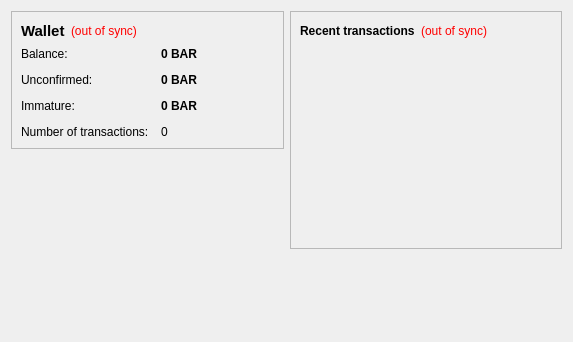
Before: the Qt Designer form src/qt/forms/overviewpage.ui in bertcoin/bertcoin, drawn with Qt 5.
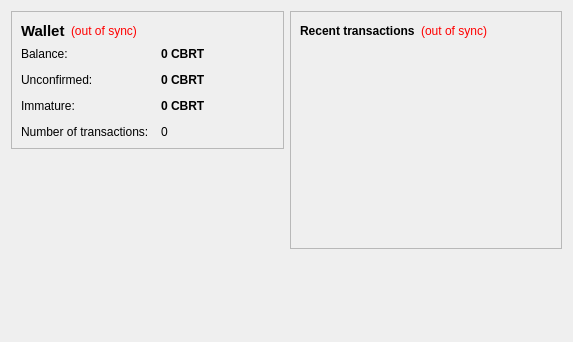
After: the same form once the commit is applied.

What changed in the file:
```diff
--- a/src/qt/forms/overviewpage.ui
+++ b/src/qt/forms/overviewpage.ui
@@ -105,7 +105,7 @@
              <string>Your current balance</string>
             </property>
             <property name="text">
-             <string notr="true">0 BAR</string>
+             <string notr="true">0 CBRT</string>
             </property>
             <property name="textInteractionFlags">
              <set>Qt::LinksAccessibleByMouse|Qt::TextSelectableByKeyboard|Qt::TextSelectableByMouse</set>
@@ -134,7 +134,7 @@
              <string>Total of transactions that have yet to be confirmed, and do not yet count toward the current balance</string>
             </property>
             <property name="text">
-             <string notr="true">0 BAR</string>
+             <string notr="true">0 CBRT</string>
             </property>
             <property name="textInteractionFlags">
              <set>Qt::LinksAccessibleByMouse|Qt::TextSelectableByKeyboard|Qt::TextSelectableByMouse</set>
@@ -177,7 +177,7 @@
              <string>Mined balance that has not yet matured</string>
             </property>
             <property name="text">
-             <string notr="true">0 BAR</string>
+             <string notr="true">0 CBRT</string>
             </property>
             <property name="textInteractionFlags">
              <set>Qt::LinksAccessibleByMouse|Qt::TextSelectableByKeyboard|Qt::TextSelectableByMouse</set>
```
Left out of the diff: 4 changed lines with no effect on the pictures.
